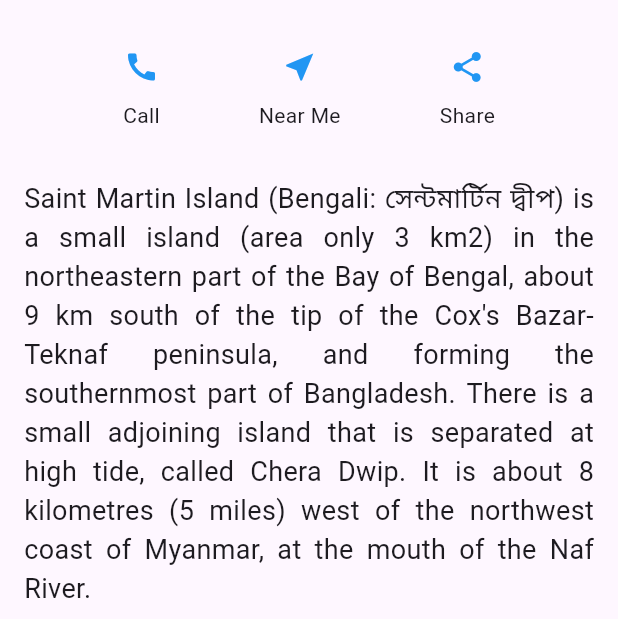
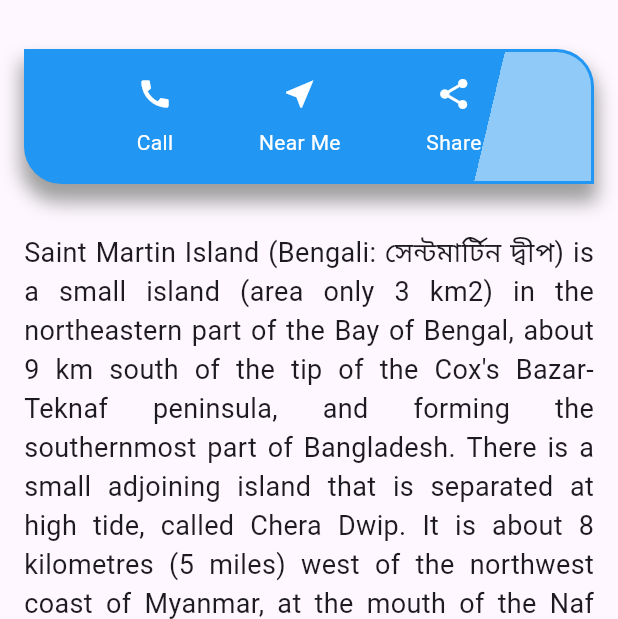
Before and after one commit to Shoykat361/First-flutter-Ui-Design, a Flutter app: the screen it shows after launch, on a phone screen of 412 x 824 dp, the part 617-1236 px from its top. Run offline on Flutter 3.47's test engine with Material 3 defaults, Android fonts, the phone set to English and light mode, and no system bars; missing offline and left inert: dart:js; network calls fail.

Commit message:
use container gradiant

```diff
--- a/lib/Screens/HomePage.dart
+++ b/lib/Screens/HomePage.dart
@@ -1,3 +1,5 @@
+import 'dart:js';
+
 import 'package:flutter/cupertino.dart';
 import 'package:flutter/material.dart';
 import 'package:flutter/widgets.dart';
@@ -28,7 +30,7 @@ class HomePage extends StatelessWidget {
             imgSection(),
             alterNativeHeaderSelection(),
             //headerSection(),
-            navSection(),
+            navSection(context),
             bodySection()
 
 
@@ -48,26 +50,44 @@ class HomePage extends StatelessWidget {
           );
   }
 
-  Padding navSection() {
-    return Padding(
-            padding: EdgeInsets.all(16.0),
+  Widget navSection(BuildContext context) {
+    return Container(
+      padding: EdgeInsets.all(16.00),
+      margin: EdgeInsets.all(16.00),
+      decoration: BoxDecoration(
+        color: Colors.blue,
+        borderRadius: BorderRadius.only(bottomLeft: Radius.circular(25.00),topRight: Radius.circular(25.00)),
+        border: Border.all(color: Colors.blue,width: 2),
+        boxShadow: [
+          BoxShadow(color: Colors.grey,
+          offset: Offset(0,10),
+          blurRadius: 10,
+          spreadRadius: 2)
+        ],
+        gradient: LinearGradient(colors: [Colors.blue,Colors.blue.shade200],
+        begin: Alignment.topLeft,
+        end: Alignment.bottomRight,
+        stops: [0.8,0.2]),
+
+
+      ),
       child: Row(
         mainAxisAlignment: MainAxisAlignment.spaceEvenly,
         children: [
           Column(children: [
-                  Icon(Icons.call,color: Colors.blue,),
+            Icon(Icons.call,color: Colors.white,),
             SizedBox(height: 10.0,),
-                  Text('Call'),
+            Text('Call',style: TextStyle(color: Colors.white),),
           ],),
           Column(children: [
-                  Icon(Icons.near_me,color: Colors.blue,),
+            Icon(Icons.near_me,color: Colors.white,),
             SizedBox(height: 10.0,),
-                  Text('Near Me'),
+            Text('Near Me',style: TextStyle(color: Colors.white),),
           ],),
           Column(children: [
-                  Icon(Icons.share,color: Colors.blue,),
+            Icon(Icons.share,color: Colors.white,),
             SizedBox(height: 10.0,),
-                  Text('Share'),
+            Text('Share',style: TextStyle(color: Colors.white),),
           ],),
         ],),
     );
```
Lines whose indentation alone changed are shown as unchanged.
